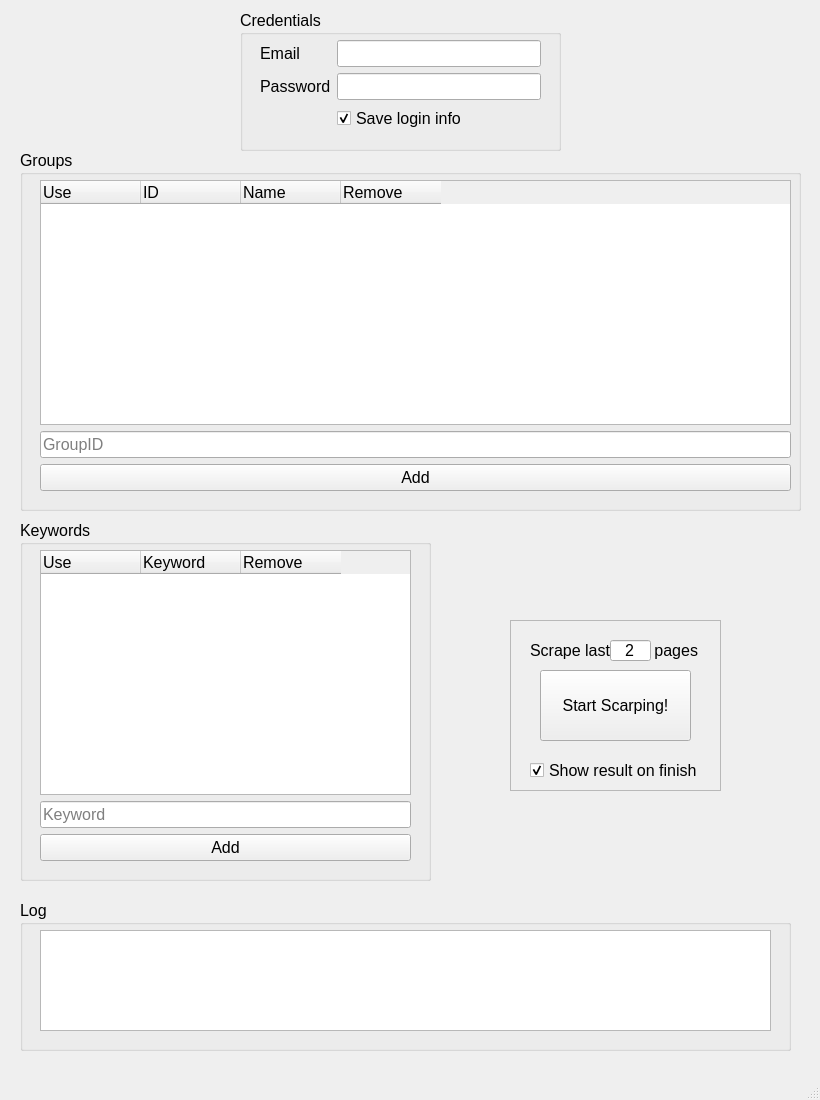
shai-raz/Facebook-Group-Scraper, file gui.ui: the form before one commit.
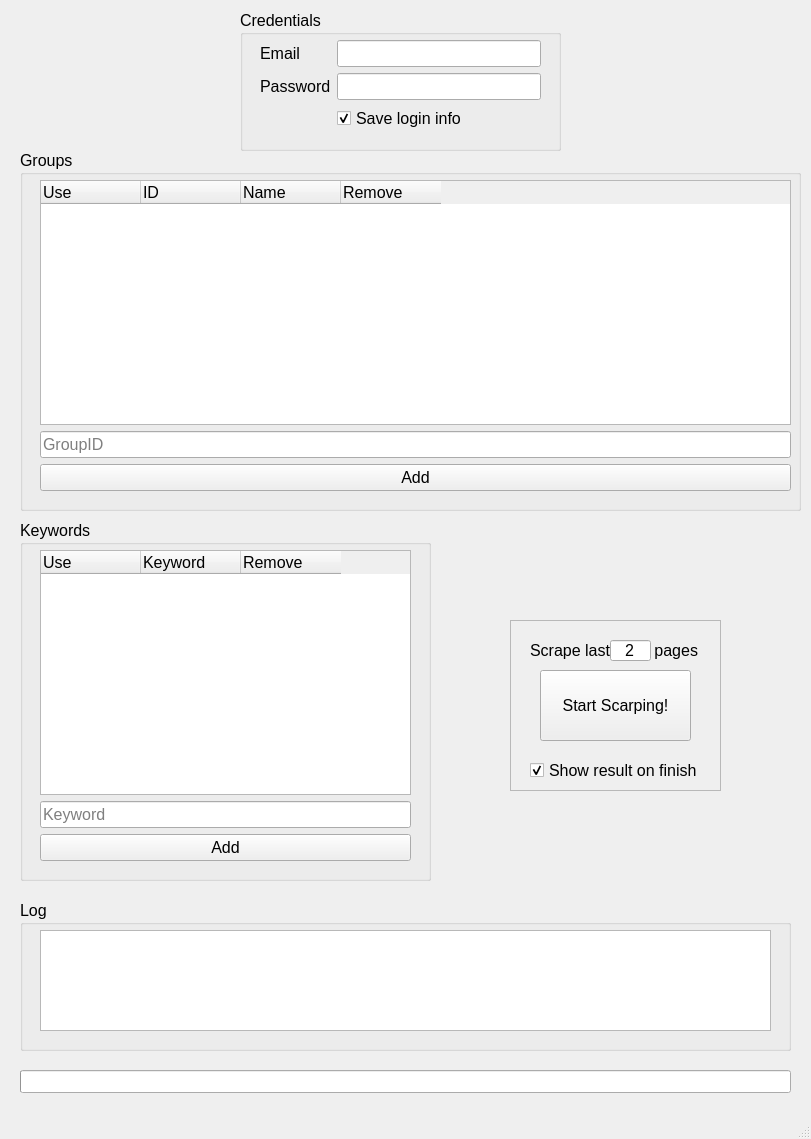
The form after the commit. Icons and pictures are not drawn.

What changed in the file:
```diff
--- a/gui.ui
+++ b/gui.ui
@@ -2,14 +2,35 @@
 <ui version="4.0">
  <class>MainWindow</class>
  <widget class="QMainWindow" name="MainWindow">
+  <property name="enabled">
+   <bool>true</bool>
+  </property>
   <property name="geometry">
    <rect>
     <x>0</x>
     <y>0</y>
-    <width>820</width>
-    <height>1100</height>
+    <width>811</width>
+    <height>1139</height>
    </rect>
   </property>
+  <property name="sizePolicy">
+   <sizepolicy hsizetype="Fixed" vsizetype="Fixed">
+    <horstretch>0</horstretch>
+    <verstretch>0</verstretch>
+   </sizepolicy>
+  </property>
+  <property name="minimumSize">
+   <size>
+    <width>811</width>
+    <height>1139</height>
+   </size>
+  </property>
+  <property name="maximumSize">
+   <size>
+    <width>811</width>
+    <height>1139</height>
+   </size>
+  </property>
   <property name="font">
    <font>
     <pointsize>12</pointsize>
@@ -393,6 +414,34 @@
      </property>
     </widget>
    </widget>
+   <widget class="QProgressBar" name="progress_bar">
+    <property name="enabled">
+     <bool>true</bool>
+    </property>
+    <property name="geometry">
+     <rect>
+      <x>20</x>
+      <y>1070</y>
+      <width>771</width>
+      <height>23</height>
+     </rect>
+    </property>
+    <property name="value">
+     <number>0</number>
+    </property>
+    <property name="textVisible">
+     <bool>false</bool>
+    </property>
+    <property name="orientation">
+     <enum>Qt::Horizontal</enum>
+    </property>
+    <property name="invertedAppearance">
+     <bool>false</bool>
+    </property>
+    <property name="textDirection">
+     <enum>QProgressBar::TopToBottom</enum>
+    </property>
+   </widget>
   </widget>
   <widget class="QMenuBar" name="menubar">
    <property name="geometry">
```
Left out of the diff: 16 changed lines with no effect on the pictures.
